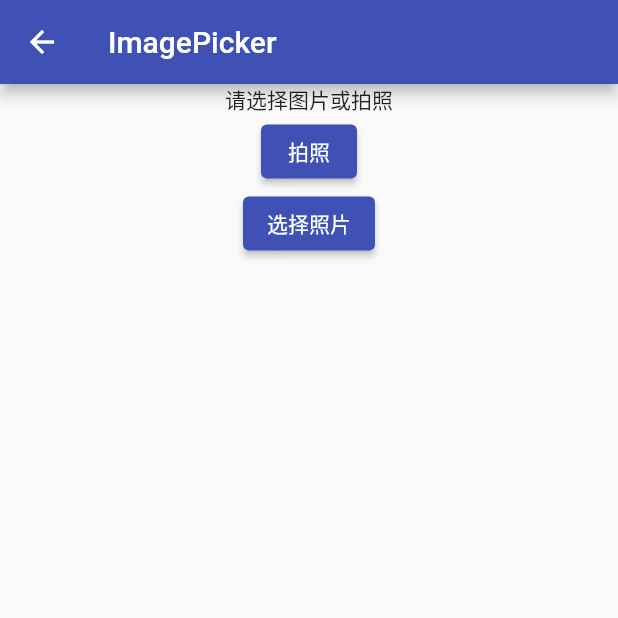
After one commit to Luo-Ying/shazam-du-vin, a Flutter app: the MyImagePickerWidget screen opened directly, on a phone screen of 412 x 824 dp, the top half of it. The commit adds this screen. Run offline on Flutter 3.47's test engine with Material 2 defaults, Android fonts, the phone set to English and light mode, and no system bars; our stand-ins replace fluttertoast, image_picker, shared_preferences; missing offline and left inert: shake_animation_widget; accounts and stored records are empty.

Commit message:
Add page for the buttons of floating menu .

```diff
--- /dev/null
+++ b/lib/myImagePickerWidget.dart
@@ -0,0 +1,64 @@
+import 'package:flutter/cupertino.dart';
+import 'package:flutter/material.dart';
+import 'package:image_picker/image_picker.dart';
+
+class MyImagePickerWidget extends StatefulWidget {
+  const MyImagePickerWidget({Key? key}) : super(key: key);
+
+  @override
+  State<MyImagePickerWidget> createState() => _MyImagePickerWidgetState();
+}
+
+class _MyImagePickerWidgetState extends State<MyImagePickerWidget> {
+  var _imgPath;
+
+  @override
+  Widget build(BuildContext context) {
+    return Scaffold(
+        appBar: AppBar(
+          title: const Text("ImagePicker"),
+        ),
+        body: SingleChildScrollView(
+          child: Column(
+            children: <Widget>[
+              _imageView(_imgPath),
+              ElevatedButton(
+                onPressed: _takePhoto,
+                child: Text("拍照"),
+              ),
+              ElevatedButton(
+                onPressed: _openGallery,
+                child: Text("选择照片"),
+              ),
+            ],
+          ),
+        ));
+  }
+
+  Widget _imageView(imgPath) {
+    if (imgPath == null) {
+      return const Center(
+        child: Text("请选择图片或拍照"),
+      );
+    } else {
+      return Image.file(
+        imgPath,
+      );
+    }
+  }
+
+  _takePhoto() async {
+    var image = await ImagePicker().pickImage(source: ImageSource.camera);
+
+    setState(() {
+      _imgPath = image;
+    });
+  }
+
+  _openGallery() async {
+    var image = await ImagePicker().pickImage(source: ImageSource.gallery);
+    setState(() {
+      _imgPath = image;
+    });
+  }
+}
--- a/lib/myRegisterPage.dart
+++ b/lib/myRegisterPage.dart
@@ -103,7 +103,6 @@ class _MyRegisterPageState extends State<MyRegisterPage> {
               (_formKey.currentState as FormState).save();
               print(
                   'username: $_username, password: $_password, passwordconfirmation: $_passwordconfirmation');
-              (_formKey.currentState as FormState).reset();
               var newUser = {
                 "database": "urbanisation",
                 "collection": "User",
@@ -118,6 +117,8 @@ class _MyRegisterPageState extends State<MyRegisterPage> {
               };
               print(newUser);
               _httpService.register(newUser);
+              (_formKey.currentState as FormState).reset();
+              // TODO: ajouter une condition : reset le form que quand tout va bien!
               Fluttertoast.showToast(
                 msg: VarGlobal.TOASTMESSAGE,
                 toastLength: Toast.LENGTH_SHORT,
--- a/lib/utils/models.dart
+++ b/lib/utils/models.dart
@@ -1,4 +1,4 @@
-import 'dart:ffi';
+// import 'dart:ffi';
 
 import 'package:flutter/foundation.dart';
 
--- a/pubspec.yaml
+++ b/pubspec.yaml
@@ -40,6 +40,11 @@ dependencies:
   http: 0.13.5
 
   fluttertoast: ^8.1.1
+
+  shared_preferences: ^2.0.15
+  shake_animation_widget: ^3.0.3
+  image_picker: ^0.8.6
+  localstorage: ^4.0.0+1
 
 dev_dependencies:
   flutter_test:
```
Also changed, not shown: lib/myLoginPage.dart (+23 -8 lines), lib/myMainPage.dart (+145 -0 lines), lib/services/http_service.dart (+25 -12 lines), lib/services/localStorage.dart (added, +101 -0 lines), pubspec.lock.
